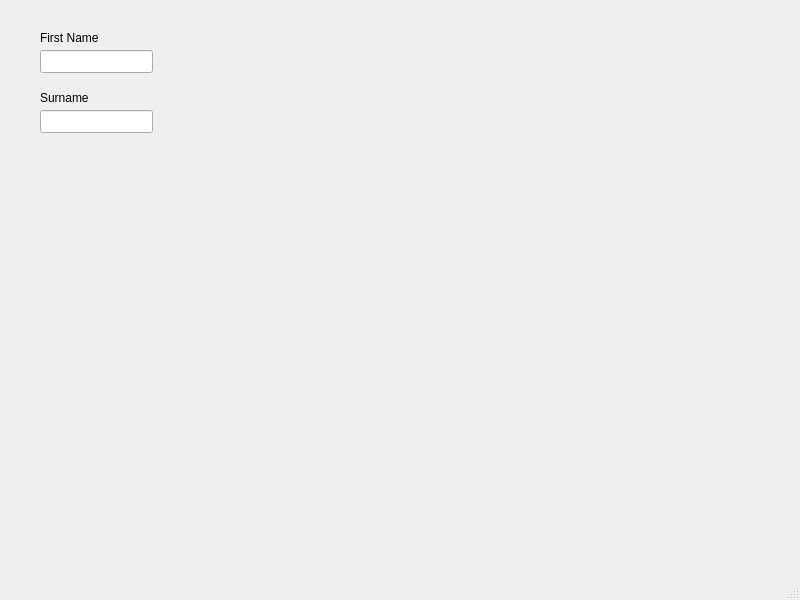
Old version of the form userInterface/userCreationMainWindow.ui in the repository kingchappers/adUserProvisioner.
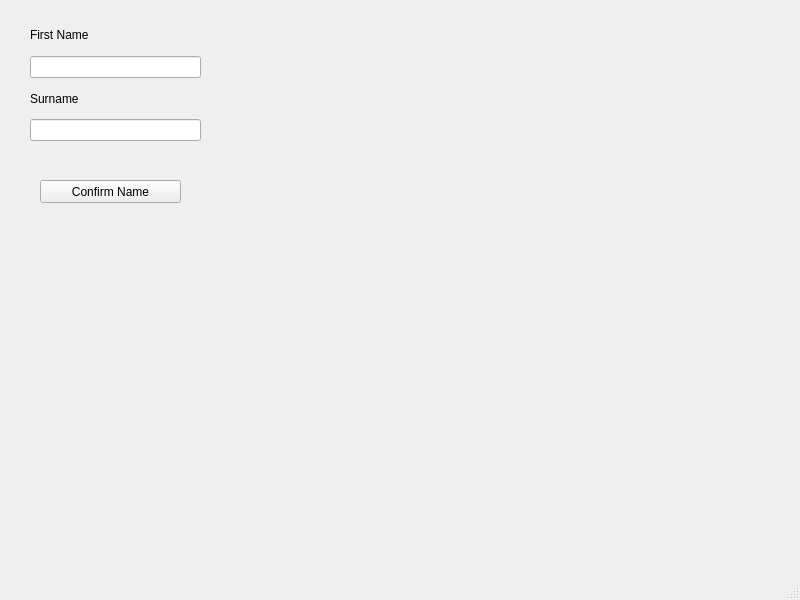
New version of the form.

Commit message: updated gui and tested, happy with qt going forward

```diff
--- a/userInterface/userCreationMainWindow.ui
+++ b/userInterface/userCreationMainWindow.ui
@@ -17,50 +17,49 @@
    <number>-7</number>
   </property>
   <widget class="QWidget" name="centralwidget">
-   <widget class="QLineEdit" name="firstNameInput">
+   <widget class="QWidget" name="verticalLayoutWidget">
     <property name="geometry">
      <rect>
-      <x>40</x>
-      <y>50</y>
-      <width>113</width>
-      <height>23</height>
+      <x>30</x>
+      <y>20</y>
+      <width>171</width>
+      <height>121</height>
      </rect>
     </property>
+    <layout class="QVBoxLayout" name="verticalLayout">
+     <item>
+      <widget class="QLabel" name="firstNameLabel">
+       <property name="text">
+        <string>First Name</string>
+       </property>
+      </widget>
+     </item>
+     <item>
+      <widget class="QLineEdit" name="surnameEdit"/>
+     </item>
+     <item>
+      <widget class="QLabel" name="surnameLabel">
+       <property name="text">
+        <string>Surname</string>
+       </property>
+      </widget>
+     </item>
+     <item>
+      <widget class="QLineEdit" name="firstNameInput"/>
+     </item>
+    </layout>
    </widget>
-   <widget class="QLineEdit" name="surnameEdit">
+   <widget class="QPushButton" name="confirmNameBtn">
     <property name="geometry">
      <rect>
       <x>40</x>
-      <y>110</y>
-      <width>113</width>
+      <y>180</y>
+      <width>141</width>
       <height>23</height>
      </rect>
     </property>
-   </widget>
-   <widget class="QLabel" name="firstNameLabel">
-    <property name="geometry">
-     <rect>
-      <x>40</x>
-      <y>30</y>
-      <width>71</width>
-      <height>16</height>
-     </rect>
-    </property>
     <property name="text">
-     <string>First Name</string>
-    </property>
-   </widget>
-   <widget class="QLabel" name="surnameLabel">
-    <property name="geometry">
-     <rect>
-      <x>40</x>
-      <y>90</y>
-      <width>57</width>
-      <height>15</height>
-     </rect>
-    </property>
-    <property name="text">
-     <string>Surname</string>
+     <string>Confirm Name</string>
     </property>
    </widget>
   </widget>
```
